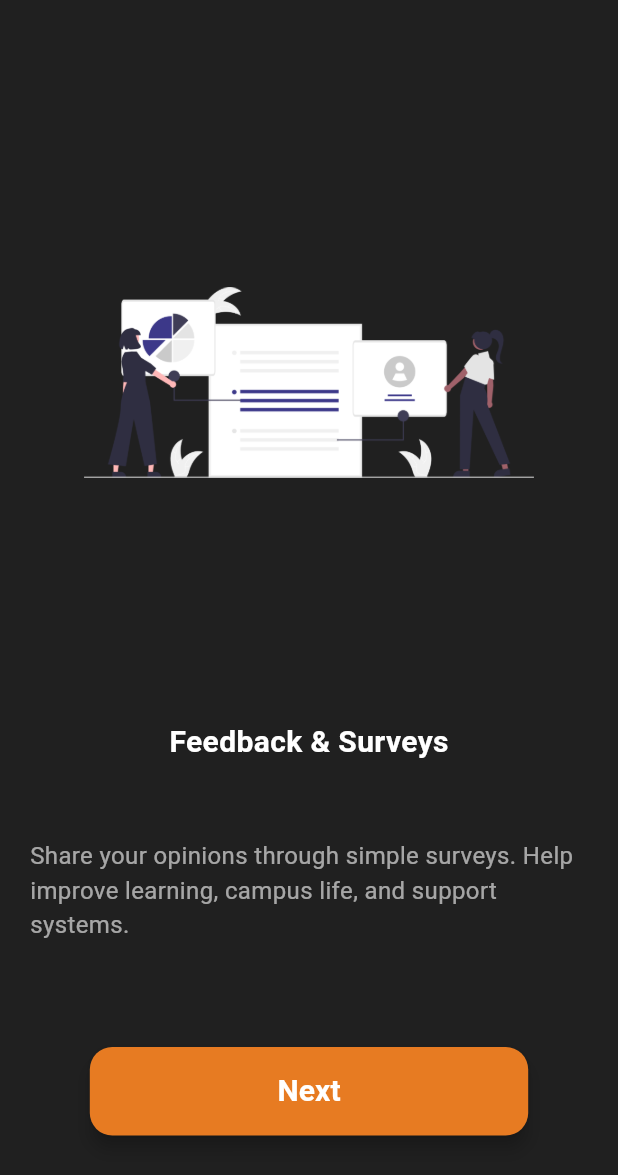
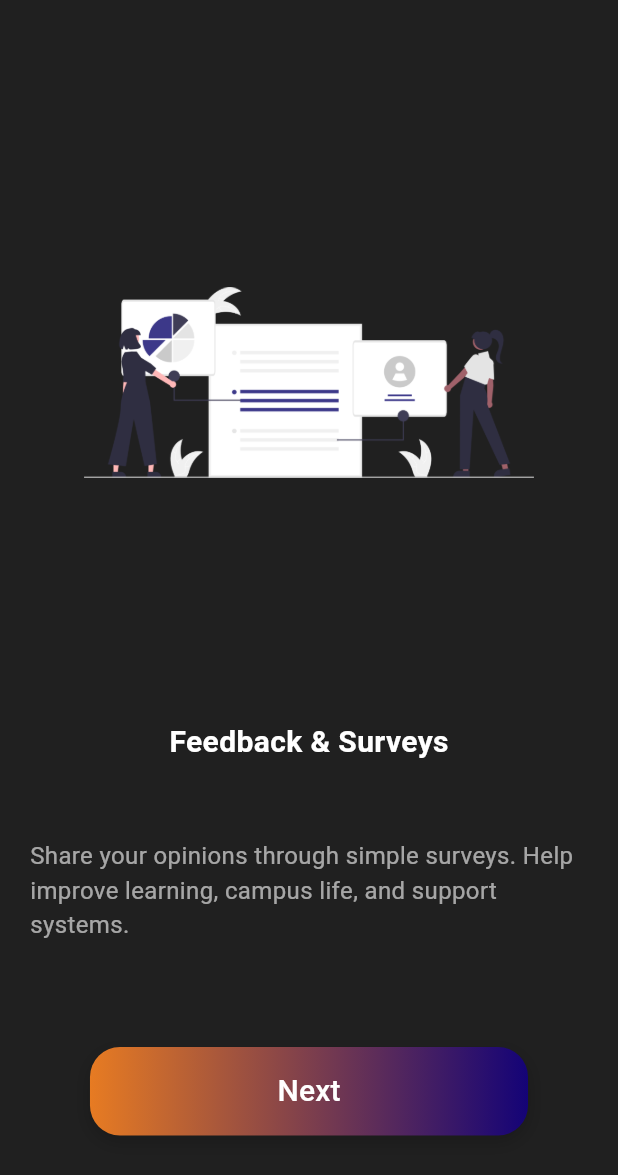
Before and after one commit to Lelsie-C/PoseCoach, a Flutter app: the OS5 screen opened by its route, after a tap on "Next", on a phone screen of 412 x 824 dp. Shown: the top 1175 px of the screen. Run offline on Flutter 3.47's test engine with Material 3 defaults, Android fonts, the light colour scheme and no system bars.

Commit message:
Commit 4

```diff
--- a/lib/OSs/os5.dart
+++ b/lib/OSs/os5.dart
@@ -50,27 +50,37 @@ class _OS5State extends State<OS5> {
               ),
             ),
             SizedBox(height: AppSizing.ftsb),
-            ElevatedButton(
-              onPressed: () {
-                Navigator.pushNamed(context, AppRoutes.os6);
-              },
+            Container(
+              decoration: BoxDecoration(
+                gradient: const LinearGradient(
+                  colors: [Color(0xFFE77B22), Color.fromARGB(255, 20, 3, 119)],
+                ),
+                borderRadius: BorderRadius.circular(20),
+                boxShadow: [
+                  BoxShadow(
+                    color: Colors.black.withOpacity(0.2),
+                    blurRadius: 10,
+                    offset: const Offset(0, 4),
+                  ),
+                ],
+              ),
+              child: ElevatedButton(
+                onPressed: () => Navigator.pushNamed(context, AppRoutes.os6),
                 style: ElevatedButton.styleFrom(
-                backgroundColor: AppColors.primary,
-                foregroundColor: AppColors.white,
+                  backgroundColor: Colors.transparent,
+                  shadowColor: Colors.transparent,
                   padding: const EdgeInsets.symmetric(
                     horizontal: 125,
                     vertical: 15,
                   ),
                   shape: RoundedRectangleBorder(
-                  borderRadius: BorderRadius.circular(AppSizing.buttonradius),
+                    borderRadius: BorderRadius.circular(15),
                   ),
-                elevation: AppSizing.elevation,
+                  elevation: 0,
                 ),
                 child: const Text(
                   "Next",
-                style: TextStyle(
-                  fontSize: AppSizing.buttontextfont,
-                  fontWeight: FontWeight.bold,
+                  style: TextStyle(fontSize: 20, color: Colors.white),
                 ),
               ),
             ),
--- a/lib/OSs/os6.dart
+++ b/lib/OSs/os6.dart
@@ -50,29 +50,38 @@ class _OS6State extends State<OS6> {
               ),
             ),
             SizedBox(height: AppSizing.ftsb),
-            ElevatedButton(
-              onPressed: () {
-                // If you want to do something here, add it.
-                // Currently button repeats OS6.
-                Navigator.pushNamed(context, AppRoutes.usertype);
-              },
+            Container(
+              decoration: BoxDecoration(
+                gradient: const LinearGradient(
+                  colors: [Color(0xFFE77B22), Color.fromARGB(255, 20, 3, 119)],
+                ),
+                borderRadius: BorderRadius.circular(20),
+                boxShadow: [
+                  BoxShadow(
+                    color: Colors.black.withOpacity(0.2),
+                    blurRadius: 10,
+                    offset: const Offset(0, 4),
+                  ),
+                ],
+              ),
+              child: ElevatedButton(
+                onPressed:
+                    () => Navigator.pushNamed(context, AppRoutes.usertype),
                 style: ElevatedButton.styleFrom(
-                backgroundColor: AppColors.primary,
-                foregroundColor: AppColors.white,
+                  backgroundColor: Colors.transparent,
+                  shadowColor: Colors.transparent,
                   padding: const EdgeInsets.symmetric(
                     horizontal: 125,
                     vertical: 15,
                   ),
                   shape: RoundedRectangleBorder(
-                  borderRadius: BorderRadius.circular(AppSizing.buttonradius),
+                    borderRadius: BorderRadius.circular(15),
                   ),
-                elevation: AppSizing.elevation,
+                  elevation: 0,
                 ),
                 child: const Text(
                   "Next",
-                style: TextStyle(
-                  fontSize: AppSizing.buttontextfont,
-                  fontWeight: FontWeight.bold,
+                  style: TextStyle(fontSize: 20, color: Colors.white),
                 ),
               ),
             ),
--- a/lib/usertype.dart
+++ b/lib/usertype.dart
@@ -104,7 +104,7 @@ class _UserTypeState extends State<UserType> {
                         backgroundColor: Colors.transparent,
                         shadowColor: Colors.transparent,
                         padding: const EdgeInsets.symmetric(
-                          horizontal: 125,
+                          horizontal: 70,
                           vertical: 15,
                         ),
                         shape: RoundedRectangleBorder(
```
Also changed, not shown: lib/OSs/os1.dart (+21 -12 lines), lib/OSs/os3.dart (+21 -11 lines), lib/OSs/os4.dart (+21 -11 lines), lib/Authen/login.dart (added), lib/Authen/registration.dart (added). Lines whose indentation alone changed are shown as unchanged.
